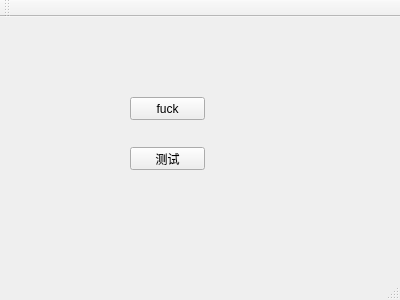
Charlessf3/demo3, file mainwindow.ui: the form before one commit.
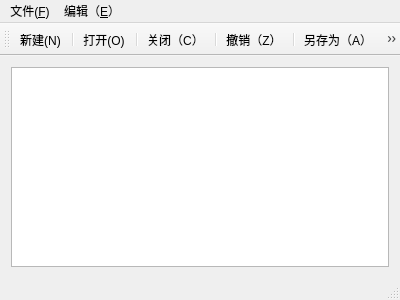
The form after the commit. Icons and pictures are not drawn.

Patch:
```diff
--- a/mainwindow.ui
+++ b/mainwindow.ui
@@ -14,32 +14,11 @@
    <string>MainWindow</string>
   </property>
   <widget class="QWidget" name="centralWidget">
-   <widget class="QPushButton" name="pushButton">
-    <property name="geometry">
-     <rect>
-      <x>130</x>
-      <y>80</y>
-      <width>75</width>
-      <height>23</height>
-     </rect>
-    </property>
-    <property name="text">
-     <string>fuck</string>
-    </property>
-   </widget>
-   <widget class="QPushButton" name="pushButton_2">
-    <property name="geometry">
-     <rect>
-      <x>130</x>
-      <y>130</y>
-      <width>75</width>
-      <height>23</height>
-     </rect>
-    </property>
-    <property name="text">
-     <string>测试</string>
-    </property>
-   </widget>
+   <layout class="QGridLayout" name="gridLayout">
+    <item row="0" column="0">
+     <widget class="QTextEdit" name="textEdit"/>
+    </item>
+   </layout>
   </widget>
   <widget class="QMenuBar" name="menuBar">
    <property name="geometry">
@@ -50,6 +29,24 @@
      <height>23</height>
     </rect>
    </property>
+   <widget class="QMenu" name="menu_F">
+    <property name="title">
+     <string>文件(&amp;F)</string>
+    </property>
+    <addaction name="action_N"/>
+    <addaction name="action_O"/>
+    <addaction name="action_C"/>
+    <addaction name="action_S"/>
+    <addaction name="action_A"/>
+   </widget>
+   <widget class="QMenu" name="menu_E">
+    <property name="title">
+     <string>编辑（&amp;E）</string>
+    </property>
+    <addaction name="action_Z"/>
+   </widget>
+   <addaction name="menu_F"/>
+   <addaction name="menu_E"/>
   </widget>
   <widget class="QToolBar" name="mainToolBar">
    <attribute name="toolBarArea">
@@ -58,8 +55,92 @@
    <attribute name="toolBarBreak">
     <bool>false</bool>
    </attribute>
+   <addaction name="action_N"/>
+   <addaction name="separator"/>
+   <addaction name="action_O"/>
+   <addaction name="separator"/>
+   <addaction name="action_C"/>
+   <addaction name="separator"/>
+   <addaction name="action_Z"/>
+   <addaction name="separator"/>
+   <addaction name="action_A"/>
+   <addaction name="separator"/>
+   <addaction name="action_S"/>
+   <addaction name="separator"/>
   </widget>
   <widget class="QStatusBar" name="statusBar"/>
+  <action name="action_N">
+   <property name="icon">
+    <iconset resource="myicon.qrc">
+     <normaloff>:/myimages/Photo/12.jpg</normaloff>:/myimages/Photo/12.jpg</iconset>
+   </property>
+   <property name="text">
+    <string>新建(&amp;N)</string>
+   </property>
+   <property name="shortcut">
+    <string>Ctrl+N</string>
+   </property>
+  </action>
+  <action name="action_O">
+   <property name="icon">
+    <iconset resource="myicon.qrc">
+     <normaloff>:/myimages/Photo/1.jpg</normaloff>:/myimages/Photo/1.jpg</iconset>
+   </property>
+   <property name="text">
+    <string>打开(&amp;O)</string>
+   </property>
+   <property name="shortcut">
+    <string>Ctrl+O</string>
+   </property>
+  </action>
+  <action name="action_C">
+   <property name="icon">
+    <iconset resource="myicon.qrc">
+     <normaloff>:/myimages/Photo/10.jpg</normaloff>:/myimages/Photo/10.jpg</iconset>
+   </property>
+   <property name="text">
+    <string>关闭（&amp;C）</string>
+   </property>
+   <property name="shortcut">
+    <string>Ctrl+C</string>
+   </property>
+  </action>
+  <action name="action_Z">
+   <property name="icon">
+    <iconset resource="myicon.qrc">
+     <normaloff>:/myimages/Photo/30.jpg</normaloff>:/myimages/Photo/30.jpg</iconset>
+   </property>
+   <property name="text">
+    <string>撤销（Z）</string>
+   </property>
+   <property name="shortcut">
+    <string>Ctrl+Z</string>
+   </property>
+  </action>
+  <action name="action_S">
+   <property name="icon">
+    <iconset resource="myicon.qrc">
+     <normaloff>:/myimages/Photo/21.jpg</normaloff>:/myimages/Photo/21.jpg</iconset>
+   </property>
+   <property name="text">
+    <string>保存（&amp;S）</string>
+   </property>
+   <property name="shortcut">
+    <string>Ctrl+S</string>
+   </property>
+  </action>
+  <action name="action_A">
+   <property name="icon">
+    <iconset resource="myicon.qrc">
+     <normaloff>:/myimages/Photo/5.jpg</normaloff>:/myimages/Photo/5.jpg</iconset>
+   </property>
+   <property name="text">
+    <string>另存为（&amp;A）</string>
+   </property>
+   <property name="shortcut">
+    <string>Ctrl+A</string>
+   </property>
+  </action>
  </widget>
  <layoutdefault spacing="6" margin="11"/>
  <resources/>
```
Left out of the diff: 4 changed lines with no effect on the pictures.
